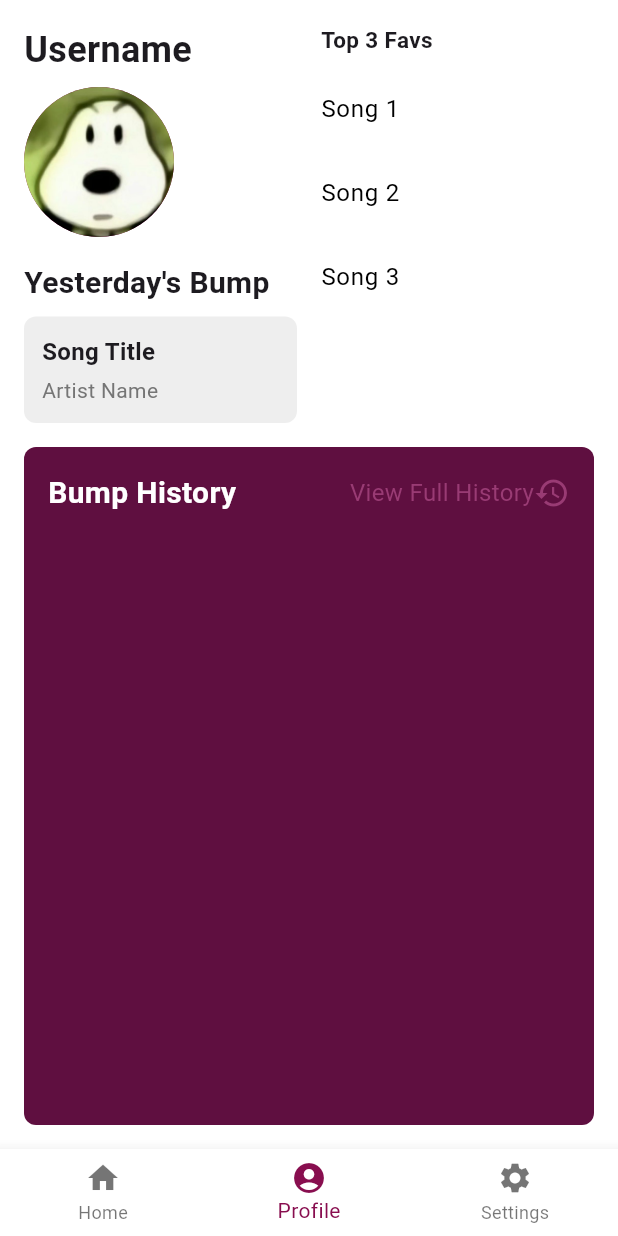
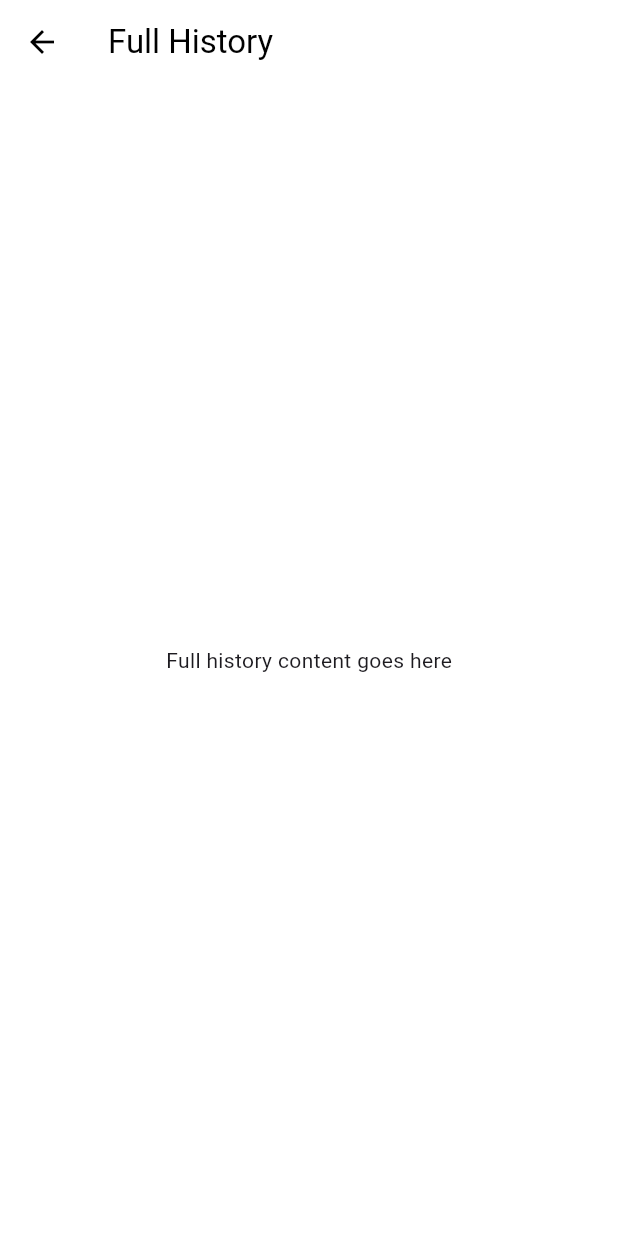
Before and after one commit to steakobhead/252final, a Flutter app: the screen it shows after launch, item 2 of the bottom bar chosen, after a tap on "View Full History", on a phone screen of 412 x 824 dp. Run offline on Flutter 3.47's test engine with Material 3 defaults, Android fonts, the light colour scheme and no system bars; our stand-ins replace firebase_core, google_fonts; accounts and stored records are empty; Roboto replaces fonts that are missing (Yantramanav).

Commit message:
settings page and full history skeleton

```diff
--- a/rhythm_reveal/lib/main.dart
+++ b/rhythm_reveal/lib/main.dart
@@ -1,6 +1,7 @@
 import 'package:flutter/material.dart';
 import 'package:google_fonts/google_fonts.dart'; // Importing google fonts package
 import 'package:rhythm_reveal/page_profile.dart';
+import 'package:rhythm_reveal/page_settings.dart';
 
 void main() {
   runApp(const MainApp());
@@ -68,7 +69,7 @@ class _HomePageState extends State<HomePage> {
   final List<Widget> _pages = [
     const HomePageContent(),
     const ProfilePage(),
-    //SettingsPage(),
+    const SettingsPage(),
     //BumpHistoryPage(),
   ];
 
--- /dev/null
+++ b/rhythm_reveal/lib/page_history.dart
@@ -0,0 +1,15 @@
+import 'package:flutter/material.dart';
+
+class FullHistoryPage extends StatelessWidget {
+  @override
+  Widget build(BuildContext context) {
+    return Scaffold(
+      appBar: AppBar(
+        title: Text('Full History'),
+      ),
+      body: Center(
+        child: Text('Full history content goes here'),
+      ),
+    );
+  }
+}
--- a/rhythm_reveal/lib/page_profile.dart
+++ b/rhythm_reveal/lib/page_profile.dart
@@ -2,6 +2,7 @@
 
 import 'package:flutter/material.dart';
 import 'package:flutter/widgets.dart';
+import 'package:rhythm_reveal/page_history.dart';
 
 class ProfilePage extends StatefulWidget {
   const ProfilePage({super.key});
@@ -84,6 +85,10 @@ class _ProfilePageState extends State<ProfilePage> {
                         InkWell(
                           onTap: () {
                             // Handle click on "View Full History"
+                            Navigator.push(
+                              context,
+                              MaterialPageRoute(builder: (context) => FullHistoryPage()),
+                              );
                           },
                           child: Row(children: <Widget>[
                             Text(
```
Also changed, not shown: rhythm_reveal/lib/page_settings.dart (added, +26 -0 lines).
